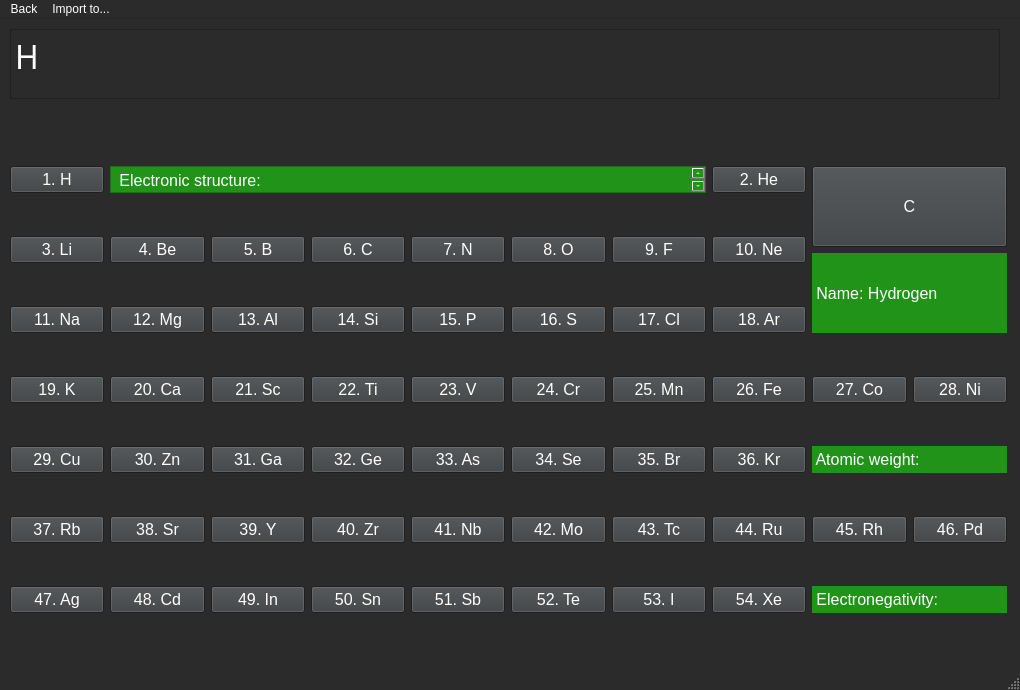
The window that Elem_parameters.ui (AlexSmirn0v/Chemical-Romance) describes before a commit, drawn with Qt 5.
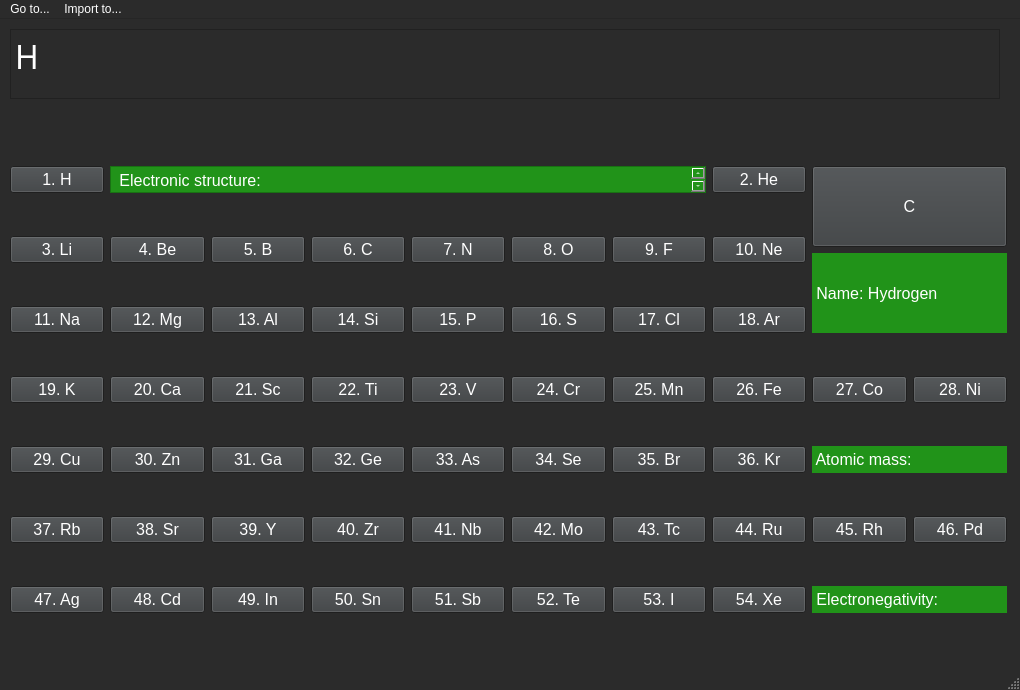
The same window after the commit.

Diff of the .ui file:
```diff
--- a/Elem_parameters.ui
+++ b/Elem_parameters.ui
@@ -1304,7 +1304,7 @@
 color: rgb(255, 255, 255);</string>
        </property>
        <property name="text">
-        <string> Atomic weight:</string>
+        <string> Atomic mass:</string>
        </property>
       </widget>
      </item>
@@ -1385,7 +1385,7 @@
    </property>
    <widget class="QMenu" name="menuBack">
     <property name="title">
-     <string>Back</string>
+     <string>Go to...</string>
     </property>
    </widget>
    <widget class="QMenu" name="menuImportto">
```
Left out of the diff: 31 changed lines with no effect on the pictures.
